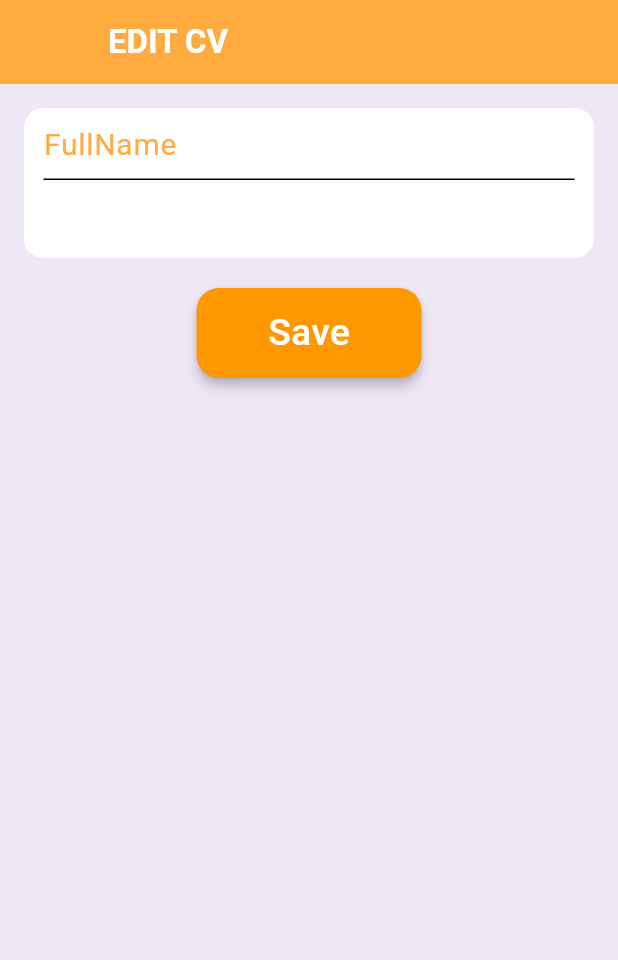
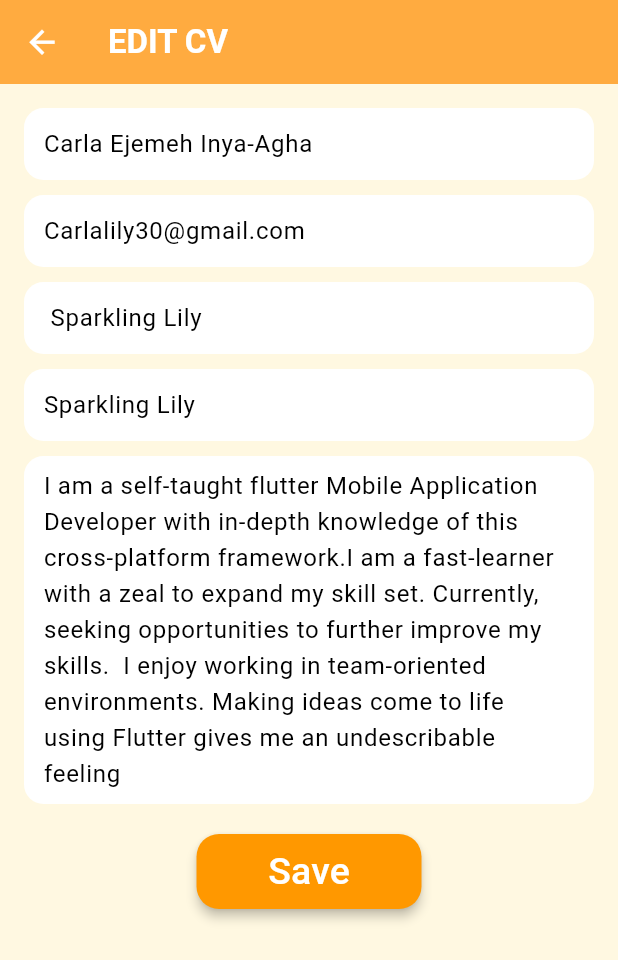
Before and after one commit to Sparklinglily/CvApp, a Flutter app: the screen it shows after launch, after a tap on an icon or button, on a phone screen of 412 x 824 dp. Shown: the top 960 px of the screen. Run offline on Flutter 3.47's test engine with Material 2 defaults, Android fonts, the phone set to English and light mode, and no system bars.

Commit message:
solved overflow error

```diff
--- a/lib/cvPage.dart
+++ b/lib/cvPage.dart
@@ -3,129 +3,152 @@ import 'package:hng_stage_two/main.dart';
 
 class CvPage extends StatelessWidget {
   final CvDetails cvDetails;
-   CvPage({
-     Key? key,
-    required this.cvDetails
-    }) : super(key: key);
+  CvPage({Key? key, required this.cvDetails}) : super(key: key);
 
   @override
   Widget build(BuildContext context) {
     return Scaffold(
-      backgroundColor: Color(0xFFFFE0B2),
+      backgroundColor: Color(0xFFFFF8E1),
       appBar: AppBar(
-        title: Text("CV",textAlign: TextAlign.start,
-          style: TextStyle(color: Colors.white,
-              fontWeight: FontWeight.bold),),
+        title: Text(
+          "CV",
+          textAlign: TextAlign.center,
+          style: TextStyle(color: Colors.white, fontWeight: FontWeight.bold),
+        ),
       ),
-      body: Padding(
-          padding: const EdgeInsets.only(top: 10.0,right: 10,left: 10),
+      body: SingleChildScrollView(
+        child: Padding(
+          padding: const EdgeInsets.only(top: 10.0, right: 15, left: 15),
           child: Container(
-            padding: EdgeInsets.all(14),
-            height: double.maxFinite,
-            width: MediaQuery.of(context).size.width,
-            decoration: BoxDecoration(
-              color: Color(0xFFEDE7F6),
-              shape: BoxShape.rectangle,
-              borderRadius: BorderRadius.circular(35)
-            ),
             child: Column(
               mainAxisAlignment: MainAxisAlignment.start,
               crossAxisAlignment: CrossAxisAlignment.start,
               children: [
                 GestureDetector(
-                  onTap: (){
-                    Navigator.of(context).pushNamed("/editPage",arguments: "fullName");
+                  onTap: () {
+                    Navigator.of(context).pushNamed(
+                      "/editPage",
+                    );
                   },
                   child: ValueListenableBuilder<String>(
                     valueListenable: cvDetails.fullName,
-                    builder: (context, fullName, child){
-
-                      return Text("Full Name: $fullName",
-                        style:TextStyle(fontSize: 19,fontWeight:
-                        FontWeight.bold) ,);
+                    builder: (context, fullName, child) {
+                      return Text(
+                        "Full Name: $fullName",
+                        style: TextStyle(
+                            fontSize: 19, fontWeight: FontWeight.bold),
+                      );
                     },
                   ),
                 ),
-                SizedBox(height: 5,),
-                 GestureDetector(
-                   onTap: (){
-                     Navigator.of(context).pushNamed("/editPage",arguments: "track");
-                   },
-                   child: ValueListenableBuilder<String>(
-                    valueListenable: cvDetails.track,
-                    builder: (context,track,child) {
-                      return Text("Track: $track",
-                        style: const TextStyle(fontSize: 18,fontWeight: FontWeight.bold),);
-
-                }),
-                 ),
-                SizedBox(height: 5,),
+                SizedBox(
+                  height: 5,
+                ),
                 GestureDetector(
-                  onTap: (){
-                    Navigator.of(context).pushNamed("/editPage",
-                        arguments: "slackUserName");
+                  onTap: () {
+                    Navigator.of(context).pushNamed("/editPage");
+                  },
+                  child: ValueListenableBuilder<String>(
+                      valueListenable: cvDetails.email,
+                      builder: (context, email, child) {
+                        return Text(
+                          "Email address:  $email",
+                          style: const TextStyle(
+                              fontSize: 18, fontWeight: FontWeight.bold),
+                        );
+                      }),
+                ),
+                SizedBox(
+                  height: 5,
+                ),
+                GestureDetector(
+                  onTap: () {
+                    Navigator.of(context).pushNamed(
+                      "/editPage",
+                    );
                   },
                   child: ValueListenableBuilder<String>(
                       valueListenable: cvDetails.slackUserName,
-                      builder: (context,slackUserName,child) {
-                        return Text("Slack UserName: $slackUserName",
-                          style: const TextStyle(fontSize: 18,fontWeight: FontWeight.bold),);
-
+                      builder: (context, slackUserName, child) {
+                        return Text(
+                          "Slack UserName: $slackUserName",
+                          style: const TextStyle(
+                              fontSize: 18, fontWeight: FontWeight.bold),
+                        );
                       }),
                 ),
-                SizedBox(height: 5,),
+                SizedBox(
+                  height: 5,
+                ),
                 GestureDetector(
-                  onTap: (){
-                    Navigator.of(context).pushNamed("/editPage",
-                    arguments: 'githubHandle' );
+                  onTap: () {
+                    Navigator.of(context).pushNamed(
+                      "/editPage",
+                    );
                   },
                   child: ValueListenableBuilder<String>(
                       valueListenable: cvDetails.githubHandle,
-                      builder: (context,githubHandle,child) {
-                        return Text("Github Handle: $githubHandle",
-                          style: const TextStyle(fontSize: 18,fontWeight: FontWeight.bold),);
-
+                      builder: (context, githubHandle, child) {
+                        return Text(
+                          "Github Handle: $githubHandle",
+                          style: const TextStyle(
+                              fontSize: 18, fontWeight: FontWeight.bold),
+                        );
                       }),
                 ),
-                SizedBox(height: 20,),
+                SizedBox(
+                  height: 20,
+                ),
                 GestureDetector(
-                  onTap: (){
-                    Navigator.of(context).pushNamed("/editPage",
-                    arguments:'bio' );
+                  onTap: () {
+                    Navigator.of(context).pushNamed(
+                      "/editPage",
+                    );
                   },
                   child: ValueListenableBuilder<String>(
                       valueListenable: cvDetails.bio,
-                      builder: (context,bio,child) {
-                        return RichText(text: TextSpan(
-                            style: DefaultTextStyle.of(context).style,
-                            children:<TextSpan> [
+                      builder: (context, bio, child) {
+                        return RichText(
+                            text: TextSpan(
+                                style: DefaultTextStyle.of(context).style,
+                                children: <TextSpan>[
                               TextSpan(
-                                  text: "Bio: ",style: TextStyle(
-                                  fontWeight: FontWeight.bold,
-                                  fontSize: 16
-                              )
-                              ),
-                              TextSpan(text: cvDetails.bio.value,
+                                  text: "Bio: \n",
                                   style: TextStyle(
-                                      fontSize: 16))
-                            ]
-                        ));
-
-
+                                      fontWeight: FontWeight.bold,
+                                      fontSize: 18)),
+                              TextSpan(
+                                  text: cvDetails.bio.value,
+                                  style: TextStyle(fontSize: 16))
+                            ]));
                       }),
+                ),
+                SizedBox(
+                  height: 20,
+                ),
+                Align(
+                  alignment: Alignment.centerLeft,
+                  child: ElevatedButton(
+                      style: ElevatedButton.styleFrom(
+                        backgroundColor: Colors.orange,
+                        elevation: 3,
+                        shape: RoundedRectangleBorder(
+                            borderRadius: BorderRadius.circular(15)),
+                        // minimumSize: Size(150, 50)
+                      ),
+                      onPressed: () {
+                        Navigator.of(context).pushNamed("/editPage");
+                      },
+                      child: Text(
+                        "Edit",
+                        style: TextStyle(color: Colors.white, fontSize: 18),
+                      )),
                 )
-
-                // ElevatedButton(onPressed: (){
-                //   Navigator.of(context).pushNamed("/editPage");
-                // }, child: Text("Edit"))
-//
               ],
             ),
-
           ),
         ),
-
-
+      ),
     );
   }
 }
--- a/lib/editPage.dart
+++ b/lib/editPage.dart
@@ -1,14 +1,12 @@
+import 'dart:math';
+
 import 'package:flutter/material.dart';
 import 'package:hng_stage_two/main.dart';
-
-
 
 class EditPage extends StatefulWidget {
   final CvDetails cvDetails;
 
-    EditPage({
-     required this.cvDetails,
-     Key? key}) : super(key: key);
+  EditPage({required this.cvDetails, Key? key}) : super(key: key);
 
   @override
   State<EditPage> createState() => _EditPageState();
@@ -16,78 +14,79 @@ class EditPage extends StatefulWidget {
 
 class _EditPageState extends State<EditPage> {
   final TextEditingController fullNameController = TextEditingController();
-  final TextEditingController trackController = TextEditingController();
+  final TextEditingController emailController = TextEditingController();
   final TextEditingController slackUserNameController = TextEditingController();
 
   final TextEditingController gitHubController = TextEditingController();
   final TextEditingController bioController = TextEditingController();
 
-
-
-  String editingField = "";
+  //to populate textfields with initial data
+  @override
+  void initState() {
+    super.initState();
+    fullNameController.text = widget.cvDetails.fullName.value;
+    emailController.text = widget.cvDetails.email.value;
+    slackUserNameController.text = widget.cvDetails.slackUserName.value;
+    gitHubController.text = widget.cvDetails.githubHandle.value;
+    bioController.text = widget.cvDetails.bio.value;
+  }
 
   @override
   Widget build(BuildContext context) {
-    if (editingField == 'name') {
-      fullNameController.text = widget.cvDetails.fullName.value;
-    } else if (editingField == 'profession') {
-      trackController.text = widget.cvDetails.track.value;
-    }
-
     return Scaffold(
-      backgroundColor: Color(0xFFEDE7F6),
+      backgroundColor: Color(0xFFFFF8E1),
       appBar: AppBar(
-        title: Text("EDIT CV",textAlign: TextAlign.start,
-          style: TextStyle(color: Colors.white,fontWeight:
-          FontWeight.bold),),
+        title: Text(
+          "EDIT CV",
+          textAlign: TextAlign.start,
+          style: TextStyle(color: Colors.white, fontWeight: FontWeight.bold),
+        ),
       ),
       body: SingleChildScrollView(
         child: Padding(
           padding: EdgeInsets.all(16.0),
           child: Column(
-
             children: [
-              //if the edit field is fullname,this should happen
-              if (editingField == 'fullName')
               Container(
-                height: 100,
-                padding: EdgeInsets.only(left: 13,right: 13),
+                padding: EdgeInsets.only(left: 13, right: 13),
                 decoration: BoxDecoration(
                   color: Colors.white,
                   shape: BoxShape.rectangle,
                   borderRadius: BorderRadius.circular(13),
                 ),
                 child: TextField(
-                  controller:fullNameController,
+                  controller: fullNameController,
                   decoration: InputDecoration(
-                    hintStyle: TextStyle(fontSize: 20,
-                    color:Colors.orangeAccent, ),
+                      border: InputBorder.none,
+                      hintStyle: TextStyle(
+                        fontSize: 15,
+                        color: Colors.orangeAccent,
+                      ),
                       hintText: 'FullName'),
                 ),
               ),
-              //if the edit field is track,this should happen
-              if (editingField == 'track')
+              SizedBox(height: 10.0),
               Container(
-                height: 100,
-                padding: EdgeInsets.only(left: 13,right: 13),
+                padding: EdgeInsets.only(left: 13, right: 13),
                 decoration: BoxDecoration(
                   color: Colors.white,
                   shape: BoxShape.rectangle,
                   borderRadius: BorderRadius.circular(13),
                 ),
                 child: TextField(
-                  controller: trackController,
+                  controller: emailController,
                   decoration: InputDecoration(
-                      hintStyle: TextStyle(fontSize: 20,
-                        color:Colors.orangeAccent, ),
-                      hintText: 'Track'),
+                      border: InputBorder.none,
+                      hintStyle: TextStyle(
+                        fontSize: 15,
+                        color: Colors.orangeAccent,
+                      ),
+                      hintText: 'Email'),
                 ),
               ),
-              //if the edit field is slackusername,this should happen
-              if (editingField == 'slackUserName')
+              SizedBox(height: 10.0),
               Container(
-                  height: 100,
-                  padding: EdgeInsets.only(left: 13,right: 13),
+                padding: EdgeInsets.only(left: 13, right: 13),
                 decoration: BoxDecoration(
                   color: Colors.white,
                   shape: BoxShape.rectangle,
@@ -96,16 +95,17 @@ class _EditPageState extends State<EditPage> {
                 child: TextField(
                   controller: slackUserNameController,
                   decoration: InputDecoration(
-                        hintStyle: TextStyle(fontSize: 20,
-                          color:Colors.orangeAccent, ),
+                      border: InputBorder.none,
+                      hintStyle: TextStyle(
+                        fontSize: 15,
+                        color: Colors.orangeAccent,
+                      ),
                       hintText: 'Slack Username'),
                 ),
               ),
-              //if the edit field is github,this should happen
-              if (editingField == 'githubHandle')
+              SizedBox(height: 10.0),
               Container(
-                  height: 100,
-                  padding: EdgeInsets.only(left: 13,right: 13),
+                padding: EdgeInsets.only(left: 13, right: 13),
                 decoration: BoxDecoration(
                   color: Colors.white,
                   shape: BoxShape.rectangle,
@@ -114,16 +114,17 @@ class _EditPageState extends State<EditPage> {
                 child: TextField(
                   controller: gitHubController,
                   decoration: InputDecoration(
-                        hintStyle: TextStyle(fontSize: 20,
-                          color:Colors.orangeAccent, ),
+                      border: InputBorder.none,
+                      hintStyle: TextStyle(
+                        fontSize: 15,
+                        color: Colors.orangeAccent,
+                      ),
                       hintText: 'GitHubHandle'),
                 ),
               ),
-              //if the edit field is bio,this should happen
-              if (editingField == 'bio')
+              SizedBox(height: 10.0),
               Container(
-                  height: 100,
-                  padding: EdgeInsets.only(left: 13,right: 13),
+                padding: EdgeInsets.only(left: 13, right: 13),
                 decoration: BoxDecoration(
                   color: Colors.white,
                   shape: BoxShape.rectangle,
@@ -132,9 +133,13 @@ class _EditPageState extends State<EditPage> {
                 child: TextField(
                   controller: bioController,
                   decoration: InputDecoration(
-                        hintStyle: TextStyle(fontSize: 20,
-                          color:Colors.orangeAccent, ),
+                      border: InputBorder.none,
+                      hintStyle: TextStyle(
+                        fontSize: 15,
+                        color: Colors.orangeAccent,
+                      ),
                       hintText: 'Bio'),
+                  maxLines: null,
                 ),
               ),
               SizedBox(height: 20.0),
@@ -143,42 +148,42 @@ class _EditPageState extends State<EditPage> {
                     backgroundColor: Colors.orange,
                     elevation: 3,
                     shape: RoundedRectangleBorder(
-                    borderRadius: BorderRadius.circular(15)
-                  ),
-                  minimumSize: Size(150, 60)
-                ),
+                        borderRadius: BorderRadius.circular(15)),
+                    minimumSize: Size(150, 50)),
                 onPressed: () {
-                  if (editingField == 'fullName') {
                   widget.cvDetails.fullName.value = fullNameController.text;
-                  } else if (editingField == 'track') {
-                    widget.cvDetails.track.value = trackController.text;
-                  }
-                  else if (editingField == 'slackUserName') {
-                    widget.cvDetails.slackUserName.value = slackUserNameController.text;
-                  }
-                  else if (editingField == 'githubHandle') {
+
+                  widget.cvDetails.email.value = emailController.text;
+
+                  widget.cvDetails.slackUserName.value =
+                      slackUserNameController.text;
+
                   widget.cvDetails.githubHandle.value = gitHubController.text;
-                  }
-                  else if (editingField == 'bio') {
+
                   widget.cvDetails.bio.value = bioController.text;
-                  }
+
                   Navigator.of(context).pop();
                 },
-                child: Text('Save',style: TextStyle(
-                  color: Colors.white,fontSize: 25
-                ),),
+                child: Text(
+                  'Save',
+                  style: TextStyle(color: Colors.white, fontSize: 25),
+                ),
               ),
             ],
           ),
         ),
       ),
     );
+  }
 
-  }
+//to avoid leeks
   @override
-  void didChangeDependencies(){
-    super.didChangeDependencies();
-    editingField = ModalRoute.of(context)!.settings.arguments as String;
-
+  void dispose() {
+    fullNameController.dispose();
+    emailController.dispose();
+    slackUserNameController.dispose();
+    gitHubController.dispose();
+    bioController.dispose();
+    super.dispose();
   }
 }
--- a/lib/main.dart
+++ b/lib/main.dart
@@ -9,41 +9,44 @@ void main() {
 }
 
 //create a custom class for storing your data
-class CvDetails{
-  ValueNotifier<String> fullName = ValueNotifier<String>("Carla Ejemeh Inya-Agha");
-  ValueNotifier<String> track  = ValueNotifier<String>("Mobile Track(Flutter)");
+class CvDetails {
+  ValueNotifier<String> fullName =
+      ValueNotifier<String>("Carla Ejemeh Inya-Agha");
+  ValueNotifier<String> email = ValueNotifier<String>("carlalily30@gmail.com");
   ValueNotifier<String> slackUserName = ValueNotifier<String>("Sparkling Lily");
-  ValueNotifier<String> githubHandle  = ValueNotifier<String>("Sparkling Lily");
+  ValueNotifier<String> githubHandle = ValueNotifier<String>("Sparkling Lily");
 
-  ValueNotifier<String> bio  = ValueNotifier<String>("");
+  ValueNotifier<String> bio = ValueNotifier<String>("");
 
 // prefilled data
   CvDetails({
     required String initialFullName,
-    required String initialTrack,
+    required String initialEmail,
     required String initialSlackUserName,
     required String initialGithubHandle,
     required String initialBio,
-})
-  {
+  }) {
     fullName.value = initialFullName;
-    track.value = initialTrack;
-    slackUserName.value= initialSlackUserName;
+    email.value = initialEmail;
+    slackUserName.value = initialSlackUserName;
     githubHandle.value = initialGithubHandle;
     bio.value = initialBio;
-
   }
 }
-
 
 class MyApp extends StatelessWidget {
   //?
   final CvDetails cvDetails = CvDetails(
       initialFullName: 'Carla Ejemeh Inya-Agha',
-      initialTrack: 'Mobile Track(Flutter)',
+      initialEmail: 'Carlalily30@gmail.com',
       initialSlackUserName: ' Sparkling Lily',
       initialGithubHandle: 'Sparkling Lily',
-      initialBio: 'I am a flutter Mobile Developer. Making your ideas come to '
+      initialBio:
+          'I am a self-taught flutter Mobile Application Developer with in-depth knowledge '
+          'of this cross-platform framework.I am a fast-learner with a zeal '
+          'to expand my skill set. '
+          'Currently, seeking opportunities to further improve my skills. '
+          ' I enjoy working in team-oriented environments. Making ideas come to '
           'life using Flutter gives me an undescribable feeling');
   MyApp({super.key});
 
@@ -51,26 +54,27 @@ class MyApp extends StatelessWidget {
   @override
   Widget build(BuildContext context) {
     return MaterialApp(
-      title: 'Flutter Demo',
+        title: 'Cv App',
         theme: ThemeData(
-        colorScheme: ColorScheme.
-        fromSwatch(primarySwatch: Colors.orange
-        ),
+          colorScheme: ColorScheme.fromSwatch(primarySwatch: Colors.orange),
           appBarTheme: const AppBarTheme(
-          iconTheme: IconThemeData(
-            color: Colors.orangeAccent
-          ),
+            iconTheme: IconThemeData(color: Colors.white, size: 25),
             color: Colors.orangeAccent,
             // systemOverlayStyle: SystemUiOverlayStyle(statusBarColor: Color(0xFF651FFF),)
           ),
           useMaterial3: true,
         ),
         debugShowCheckedModeBanner: false,
-      home: CvPage(cvDetails: cvDetails,),
+        home: CvPage(
+          cvDetails: cvDetails,
+        ),
         routes: {
-        "/cvPage": (context)=> CvPage(cvDetails: cvDetails,),
-        "/editPage": (context) => EditPage(cvDetails: cvDetails,),
-      }
-    );
+          "/cvPage": (context) => CvPage(
+                cvDetails: cvDetails,
+              ),
+          "/editPage": (context) => EditPage(
+                cvDetails: cvDetails,
+              ),
+        });
   }
 }
```
Also changed, not shown: 1 other file. Lines whose indentation alone changed are shown as unchanged.
